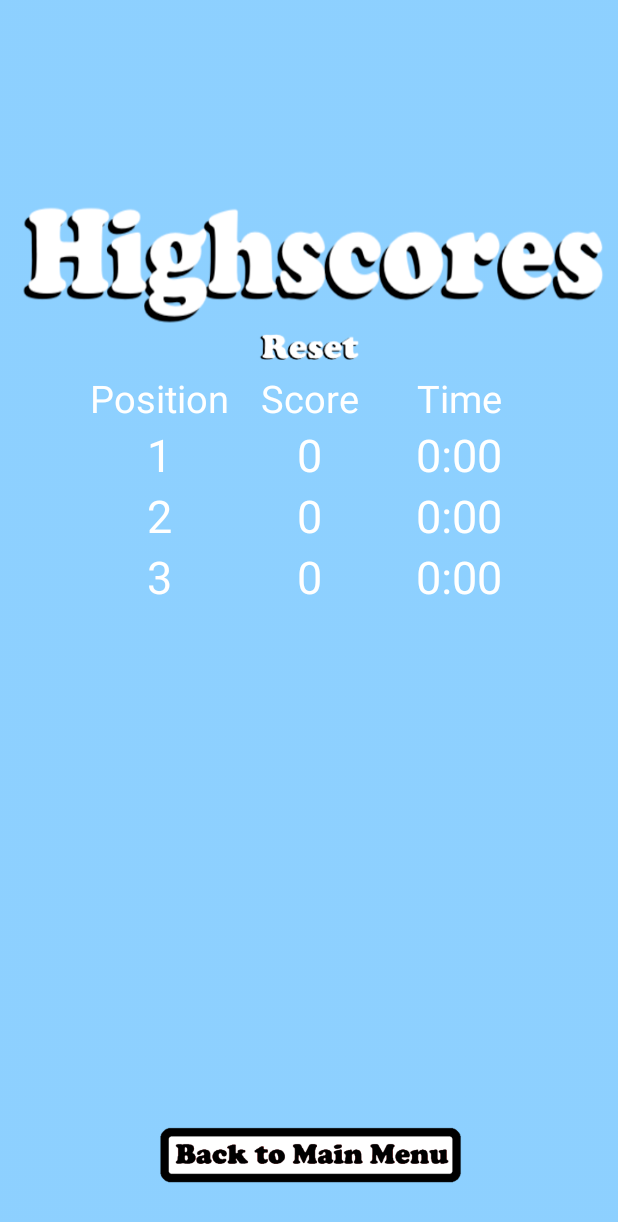
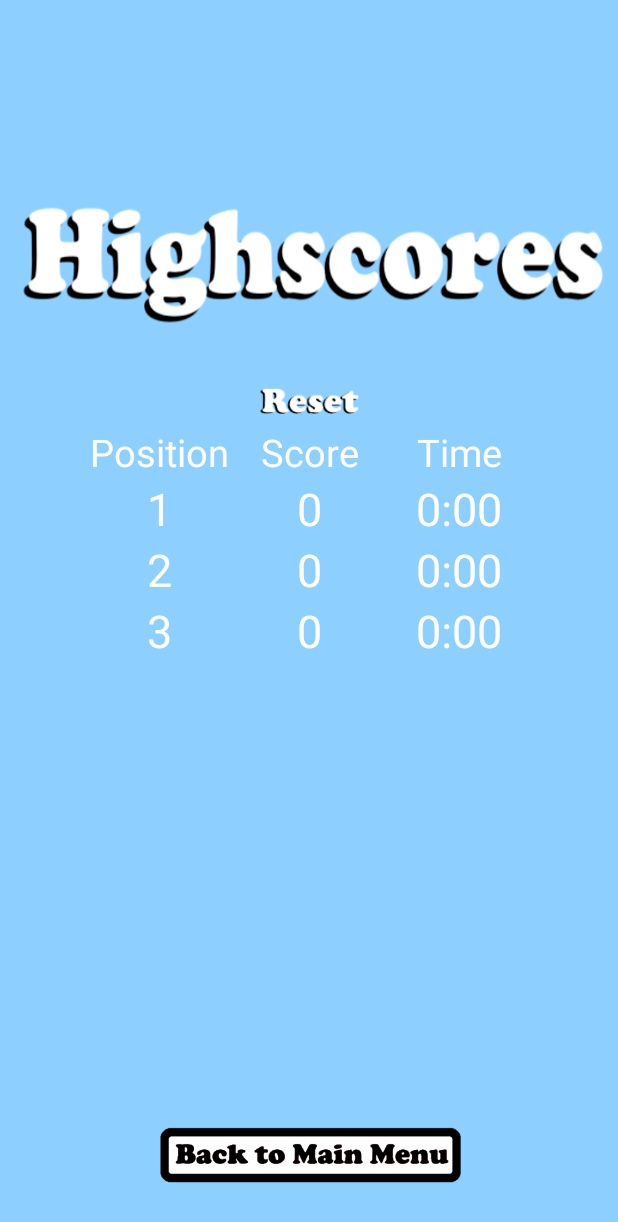
Before and after one commit to ppawlicki95/Final-Year-Project, an Android app: the highscores screen opened directly, with no data from a screen before it, on a phone screen of 412 x 824 dp. Shown: the top 1222 px of the screen. Run offline under Robolectric (Android 15) with nearby library versions, the phone set to English and light mode, and no system bars.

Commit message:
Highscore bug fix, reformating

```diff
--- a/Programs/BalloonsGui/app/build.gradle
+++ b/Programs/BalloonsGui/app/build.gradle
@@ -7,8 +7,8 @@ android {
         applicationId "baloons_gui.patrykpawlicki.balloonsgui"
         minSdkVersion 19
         targetSdkVersion 26
-        versionCode 1
-        versionName "1.0"
+        versionCode 5
+        versionName "5.0"
         testInstrumentationRunner "android.support.test.runner.AndroidJUnitRunner"
     }
     buildTypes {
--- a/Programs/BalloonsGui/app/src/main/java/baloons_gui/patrykpawlicki/balloonsgui/BalloonController.java
+++ b/Programs/BalloonsGui/app/src/main/java/baloons_gui/patrykpawlicki/balloonsgui/BalloonController.java
@@ -9,5 +9,4 @@ import android.graphics.Point;
 
 public interface BalloonController {
     public void draw(Canvas canvas);
-    public void update();
 }
--- a/Programs/BalloonsGui/app/src/main/java/baloons_gui/patrykpawlicki/balloonsgui/highscores.java
+++ b/Programs/BalloonsGui/app/src/main/java/baloons_gui/patrykpawlicki/balloonsgui/highscores.java
@@ -37,6 +37,16 @@ public class highscores extends AppCompatActivity {
 
         final SharedPreferences preferences = this.getSharedPreferences("Scores", Context.MODE_PRIVATE);
         final SharedPreferences.Editor editor = preferences.edit();
+
+        if(highscore1 == 0) { //Import values from preferences if empty
+            highscore1 = preferences.getInt("highscore1", 0);
+            highscore2 = preferences.getInt("highscore2", 0);
+            highscore3 = preferences.getInt("highscore3", 0);
+
+            newtime1 = preferences.getString("time1", "0:00");
+            newtime2 = preferences.getString("time2", "0:00");
+            newtime3 = preferences.getString("time3", "0:00");
+        }
 
         editor.putInt("highscore1", highscore1);
         editor.putInt("highscore2", highscore2);
--- a/Programs/BalloonsGui/app/src/main/res/layout/content_highscores.xml
+++ b/Programs/BalloonsGui/app/src/main/res/layout/content_highscores.xml
@@ -47,7 +47,7 @@
         android:layout_height="158dp"
         android:layout_marginEnd="8dp"
         android:layout_marginStart="8dp"
-        android:layout_marginTop="248dp"
+        android:layout_marginTop="284dp"
         app:layout_constraintEnd_toEndOf="parent"
         app:layout_constraintStart_toStartOf="parent"
         app:layout_constraintTop_toTopOf="parent">
```
Also changed, not shown: Programs/BalloonsGui/app/src/main/java/baloons_gui/patrykpawlicki/balloonsgui/Balloon.java (+0 -7 lines), Programs/BalloonsGui/app/src/main/java/baloons_gui/patrykpawlicki/balloonsgui/BalloonManager.java (+0 -8 lines), Programs/BalloonsGui/app/src/main/res/drawable/balloon_black.png (added), 2 other files.
